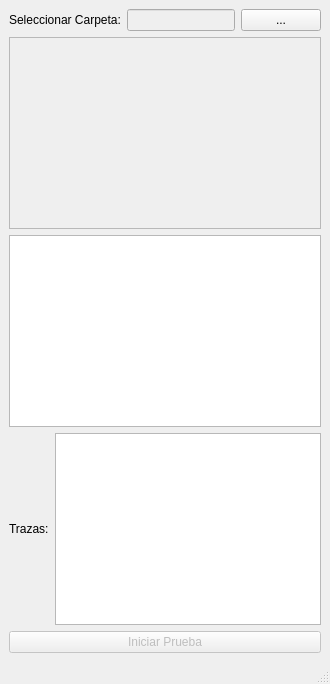
Ecenys/MQTT-Message-Tester, file mainWindow.ui: the form before one commit.
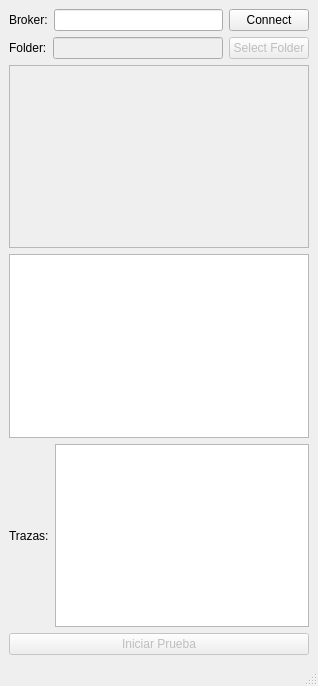
The form after the commit.

Commit message: Add connection with broker space

The edit to the form file:
```diff
--- a/mainWindow.ui
+++ b/mainWindow.ui
@@ -2,14 +2,43 @@
 <ui version="4.0">
   <class>TestApp</class>
   <widget class="QMainWindow" name="TestApp">
+  <property name="geometry">
+   <rect>
+    <x>0</x>
+    <y>0</y>
+    <width>318</width>
+    <height>686</height>
+   </rect>
+  </property>
     <widget class="QWidget" name="centralWidget">
       <layout class="QVBoxLayout" name="verticalLayout">
+    <item>
+     <layout class="QHBoxLayout" name="horizontalLayout_2">
+      <item>
+       <widget class="QLabel" name="label">
+        <property name="text">
+         <string>Broker:</string>
+        </property>
+       </widget>
+      </item>
+      <item>
+       <widget class="QLineEdit" name="lineEdit"/>
+      </item>
+      <item>
+       <widget class="QPushButton" name="connectButton">
+        <property name="text">
+         <string>Connect</string>
+        </property>
+       </widget>
+      </item>
+     </layout>
+    </item>
         <item>
           <layout class="QHBoxLayout" name="horizontalLayout">
             <item>
               <widget class="QLabel" name="folderLabel">
                 <property name="text">
-                  <string>Seleccionar Carpeta:</string>
+         <string>Folder:</string>
                 </property>
               </widget>
             </item>
@@ -22,8 +51,11 @@
             </item>
             <item>
               <widget class="QPushButton" name="folderButton">
+        <property name="enabled">
+         <bool>false</bool>
+        </property>
                 <property name="text">
-                  <string>...</string>
+         <string>Select Folder</string>
                 </property>
               </widget>
             </item>
```
Left out of the diff: 6 changed lines with no effect on the pictures. Lines whose indentation alone changed are shown as unchanged.
